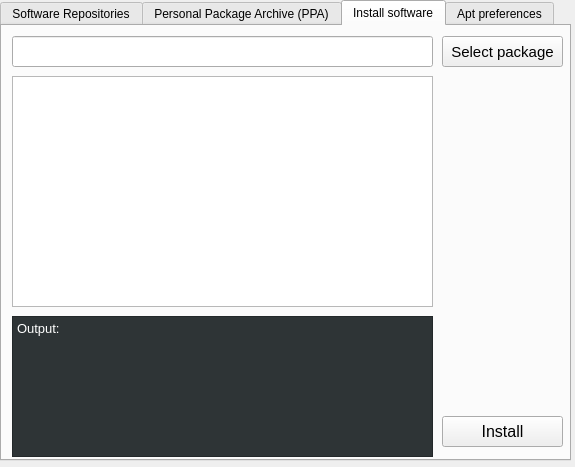
Above: Mast/apt_preferences.ui from jakubiszon26/Mast before the change. Below: the same form after it.
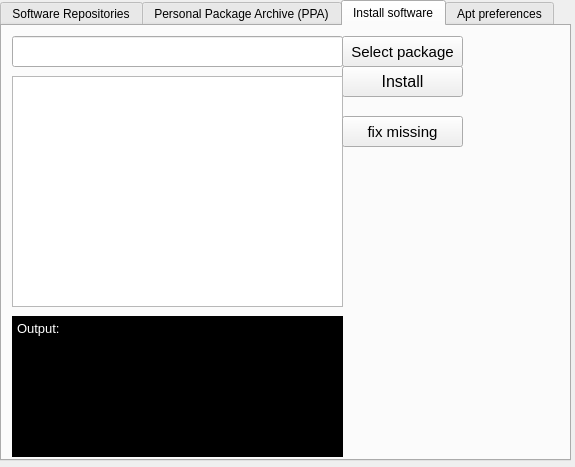
That is the form after the change. The open tabs and pages were chosen to show the change.

Commit message: install missing depedencies option

```diff
--- a/Mast/apt_preferences.ui
+++ b/Mast/apt_preferences.ui
@@ -129,7 +129,7 @@
       <rect>
        <x>10</x>
        <y>10</y>
-       <width>421</width>
+       <width>331</width>
        <height>31</height>
       </rect>
      </property>
@@ -137,7 +137,7 @@
     <widget class="QPushButton" name="select_deb_button">
      <property name="geometry">
       <rect>
-       <x>440</x>
+       <x>340</x>
        <y>10</y>
        <width>121</width>
        <height>31</height>
@@ -155,8 +155,8 @@
     <widget class="QPushButton" name="install_button">
      <property name="geometry">
       <rect>
-       <x>440</x>
-       <y>390</y>
+       <x>340</x>
+       <y>40</y>
        <width>121</width>
        <height>31</height>
       </rect>
@@ -175,7 +175,7 @@
       <rect>
        <x>10</x>
        <y>50</y>
-       <width>421</width>
+       <width>331</width>
        <height>231</height>
       </rect>
      </property>
@@ -185,13 +185,13 @@
       <rect>
        <x>10</x>
        <y>290</y>
-       <width>421</width>
+       <width>331</width>
        <height>141</height>
       </rect>
      </property>
      <property name="styleSheet">
       <string notr="true">color: white;
-background-color: rgb(46, 52, 54);</string>
+background-color: rgb(0, 0, 0);</string>
      </property>
      <property name="html">
       <string>&lt;!DOCTYPE HTML PUBLIC &quot;-//W3C//DTD HTML 4.0//EN&quot; &quot;http://www.w3.org/TR/REC-html40/strict.dtd&quot;&gt;
@@ -201,6 +201,24 @@
 &lt;p style=&quot; margin-top:0px; margin-bottom:0px; margin-left:0px; margin-right:0px; -qt-block-indent:0; text-indent:0px;&quot;&gt;Output: &lt;/p&gt;&lt;/body&gt;&lt;/html&gt;</string>
      </property>
     </widget>
+    <widget class="QPushButton" name="install_missing">
+     <property name="geometry">
+      <rect>
+       <x>340</x>
+       <y>90</y>
+       <width>121</width>
+       <height>31</height>
+      </rect>
+     </property>
+     <property name="font">
+      <font>
+       <pointsize>11</pointsize>
+      </font>
+     </property>
+     <property name="text">
+      <string>fix missing</string>
+     </property>
+    </widget>
    </widget>
    <widget class="QWidget" name="tab_2">
     <attribute name="title">
```
Left out of the diff: 2 changed lines with no effect on the pictures. The commit also changes 3 other files.
